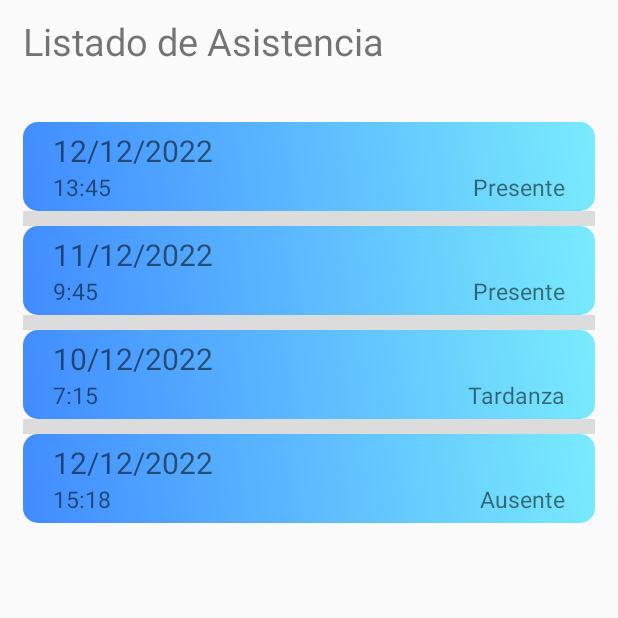
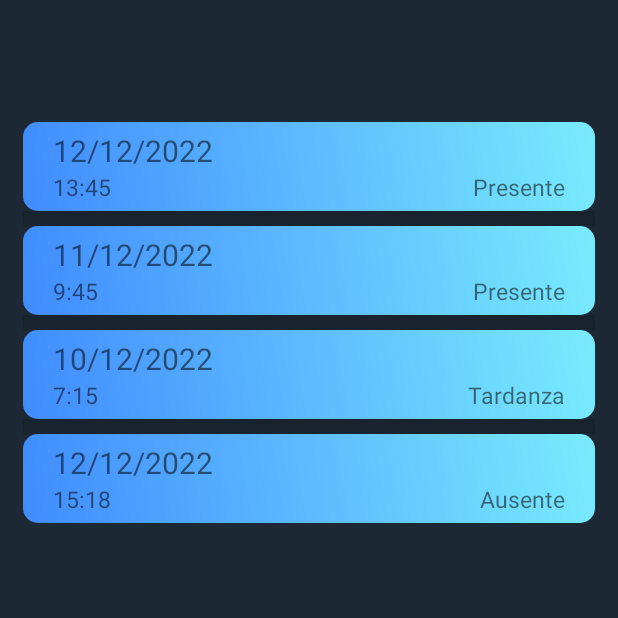
Before and after one commit to ericMaxon/HCP_PF, an Android app: the AsistenciasListActivity screen opened directly, with no data from a screen before it, on a phone screen of 412 x 824 dp, the top half of it. Run offline under Robolectric (Android 15) with nearby library versions, the phone set to English and light mode, and no system bars.

Commit message:
Añadido el sistema de Listado de estudiantes y ajustado otros activities

```diff
--- a/app/src/main/AndroidManifest.xml
+++ b/app/src/main/AndroidManifest.xml
@@ -27,7 +27,7 @@
                 android:value="" />
         </activity>
         <activity
-            android:name=".activities.EstudiantesActivity"
+            android:name=".activities.EstudiantesListActivity"
             android:exported="false" />
         <activity
             android:name=".NFC.NFC_Actitvity"
--- a/app/src/main/java/com/example/pf_hpa4/activities/AsistenciasListActivity.java
+++ b/app/src/main/java/com/example/pf_hpa4/activities/AsistenciasListActivity.java
@@ -24,8 +24,8 @@ import java.util.List;
 public class AsistenciasListActivity extends AppCompatActivity {
 
     ListView Listado_Asistencias;
-    String idGrupo, idUser, Asignatura;
-    TextView txtAsignatura;
+    String idGrupo, idUser, Asignatura, Nombre, Cedula;
+    TextView txtAsignatura, txtTitulo;
 
     @Override
     protected void onCreate(Bundle savedInstanceState) {
@@ -43,15 +43,21 @@ public class AsistenciasListActivity extends AppCompatActivity {
     private void Inicializar_controles(){
 
         Listado_Asistencias = (ListView)findViewById(R.id.asistencia_lvGrupos);
+
+        txtTitulo = (TextView)findViewById(R.id.txt_asistencia_titulo);
+        txtTitulo.setText(Nombre);
+
         txtAsignatura = (TextView)findViewById(R.id.txt_asistencia_subtitulo);
         txtAsignatura.setText(Asignatura);
         LoadListView_Asistencias();
     }
 
     private void RecibirDatos(Intent i) {
-        idUser = (i.getStringExtra("estudiante"));
-        idGrupo = (i.getStringExtra("grupo"));
+        idUser = (i.getStringExtra("id_estudiante"));
+        idGrupo = (i.getStringExtra("id_grupo"));
         Asignatura = (i.getStringExtra("asignatura"));
+        Nombre = (i.getStringExtra("nombre"));
+        Cedula = (i.getStringExtra("cedula"));
     }
 
     ////////////// Cargar ListView con las Asistencias
--- a/app/src/main/res/layout/activity_asistencias_list.xml
+++ b/app/src/main/res/layout/activity_asistencias_list.xml
@@ -4,7 +4,8 @@
     xmlns:tools="http://schemas.android.com/tools"
     android:layout_width="match_parent"
     android:layout_height="match_parent"
-    tools:context=".activities.EstudiantesActivity">
+    android:background="@color/DarkBackground"
+    tools:context=".activities.EstudiantesListActivity">
 
     <RelativeLayout
         android:id="@+id/rl_asistencia_titular"
--- a/app/src/main/res/values/colors.xml
+++ b/app/src/main/res/values/colors.xml
@@ -9,6 +9,8 @@
     <color name="primaryTextColor">#fff</color>
     <color name="loginBkColor">#f0f0f0</color>
     <color name="imageBorderColor">#212F3D</color>
+    <color name="DarkBackground">#1C2833</color>
+
 
     <!--colros for card-->
     <color name="whiteCardColor">#fff</color>
```
Also changed, not shown: app/src/main/java/com/example/pf_hpa4/Adapters/Estudiantes.java (added, +42 -0 lines), app/src/main/java/com/example/pf_hpa4/Adapters/ListViewAdapter_Estudiantes.java (added, +40 -0 lines), app/src/main/java/com/example/pf_hpa4/activities/EstudiantesActivity.java (deleted, +0 -16 lines), app/src/main/java/com/example/pf_hpa4/activities/EstudiantesListActivity.java (added, +99 -0 lines), app/src/main/java/com/example/pf_hpa4/activities/GruposListActivity.java (+12 -4 lines), app/src/main/res/layout/activity_estudiantes_list.xml (renamed from app/src/main/res/layout/activity_estudiantes.xml, +5 -2 lines), app/src/main/res/layout/activity_grupos_list.xml (+4 -3 lines).
